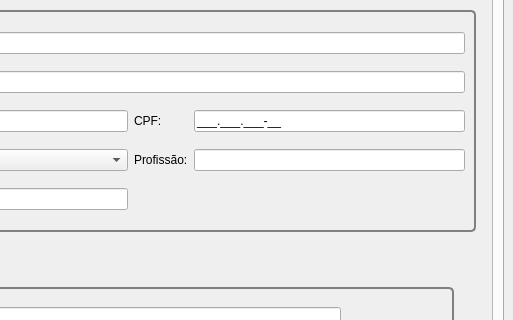
Old version of the form src/lib/ui/add_associate.ui in the repository raulvc/seareiros; both pictures show x 257 to 770 and y 107 to 427 of the 770 by 877 pixel window.
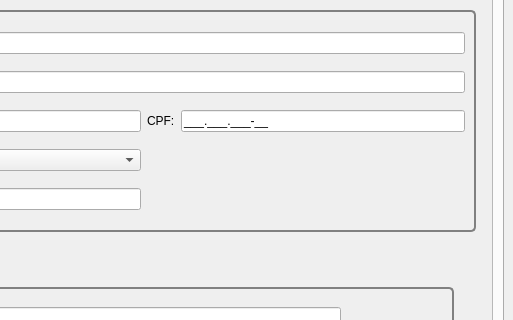
New version of the form. Icons and pictures are not drawn.

```diff
--- a/src/lib/ui/add_associate.ui
+++ b/src/lib/ui/add_associate.ui
@@ -262,20 +262,6 @@
                    </property>
                   </widget>
                  </item>
-                 <item row="3" column="3">
-                  <widget class="QLabel" name="label_6">
-                   <property name="text">
-                    <string>Profissão:</string>
-                   </property>
-                  </widget>
-                 </item>
-                 <item row="3" column="4">
-                  <widget class="QLineEdit" name="edProfession">
-                   <property name="inputMethodHints">
-                    <set>Qt::ImhNone</set>
-                   </property>
-                  </widget>
-                 </item>
                 </layout>
                </widget>
               </item>
```
Left out of the diff: 1 changed line with no effect on the pictures.
